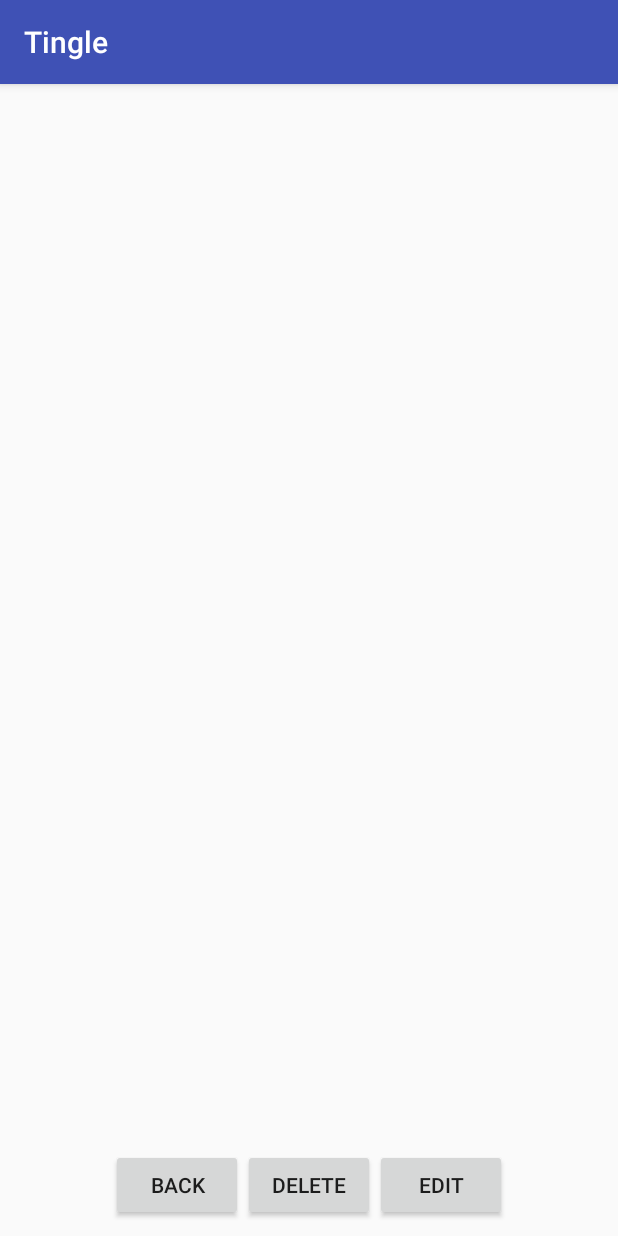
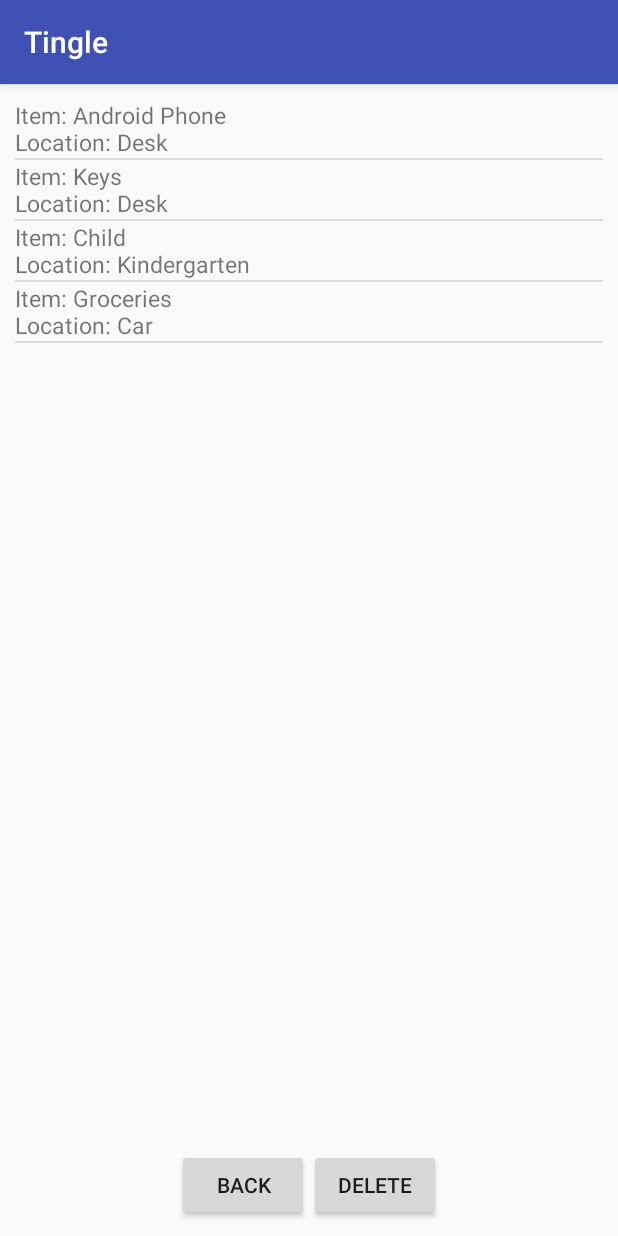
Before and after one commit to two2tee/MMAD_TingleApp, an Android app: the ListActivity screen opened directly, with no data from a screen before it, on a phone screen of 412 x 824 dp. Run offline under Robolectric (Android 15) with nearby library versions, the light colour scheme and no system bars.

Commit message:
Added List Activity feature to display all stored items Added delete function to remove an item Bug fixes

```diff
--- a/app/src/main/java/itu/mmad/dttn/tingle/Controller/ListActivity.java
+++ b/app/src/main/java/itu/mmad/dttn/tingle/Controller/ListActivity.java
@@ -1,15 +1,104 @@
 package itu.mmad.dttn.tingle.Controller;
 
+import android.content.Intent;
+import android.os.Bundle;
 import android.support.v7.app.AppCompatActivity;
-import android.os.Bundle;
+import android.view.View;
+import android.widget.AdapterView;
+import android.widget.ArrayAdapter;
+import android.widget.Button;
+import android.widget.ListView;
+import android.widget.Toast;
 
+import java.util.Iterator;
+
+import itu.mmad.dttn.tingle.Model.InMemoryRepository;
+import itu.mmad.dttn.tingle.Model.Interfaces.IRepository;
+import itu.mmad.dttn.tingle.Model.Thing;
 import itu.mmad.dttn.tingle.R;
 
+/**
+ * This class represents an activity to display all items created.
+ */
 public class ListActivity extends AppCompatActivity {
+
+    //Database
+    private IRepository<Thing> repository;
+
+    //GUI
+    private Button back;
+    private Button delete;
+    private ListView itemList;
+
+    private int selectedItemPos;
 
     @Override
     protected void onCreate(Bundle savedInstanceState) {
         super.onCreate(savedInstanceState);
         setContentView(R.layout.activity_list);
+
+        repository = InMemoryRepository.getInMemoryRepository();
+
+        setButtons();
+        selectedItemPos = -1;
+        setItemList();
     }
+
+
+    private void makeToast(String string) {
+        Toast.makeText(ListActivity.this, string, Toast.LENGTH_SHORT).show();
+    }
+
+    private void setButtons() {
+
+        back = (Button) findViewById(R.id.back_button);
+        back.setOnClickListener(new View.OnClickListener() {
+            @Override
+            public void onClick(View v) {
+                Intent i = new Intent(ListActivity.this, TingleActivity.class);
+                startActivity(i);
+            }
+        });
+
+
+        delete = (Button) findViewById(R.id.delete_Button);
+        delete.setOnClickListener(new View.OnClickListener() {
+            @Override
+            public void onClick(View v) {
+                if (selectedItemPos == -1) {
+                    makeToast(getString(R.string.no_item_selected));
+                } else {
+                    repository.delete(selectedItemPos);
+                    setItemList();
+                    selectedItemPos = -1;
+                }
+            }
+        });
+
+    }
+
+
+    private void setItemList() {
+        Thing[] things = new Thing[repository.returnSize() + 1];
+        Iterator<Thing> items = repository.getAll();
+        int count = 0;
+        while (items.hasNext()) {
+            things[count] = items.next();
+            count++;
+        }
+
+        final ArrayAdapter adapter = new ArrayAdapter(this, R.layout.list_view_row_item, R.id.list_item_text, things);
+        itemList = (ListView) findViewById(R.id.item_list);
+        itemList.setAdapter(adapter);
+
+        itemList.setOnItemClickListener(new AdapterView.OnItemClickListener() {
+            @Override
+            public void onItemClick(AdapterView<?> parent, View view, int position, long id) {
+                selectedItemPos = position;
+                Thing selectedItem = (Thing) adapter.getItem(position);
+                makeToast(getString(R.string.item_selected) + " " + selectedItem.getWhat());
+            }
+        });
+    }
+
 }
--- a/app/src/main/java/itu/mmad/dttn/tingle/Model/InMemoryRepository.java
+++ b/app/src/main/java/itu/mmad/dttn/tingle/Model/InMemoryRepository.java
@@ -1,5 +1,6 @@
 package itu.mmad.dttn.tingle.Model;
 
+import java.io.Serializable;
 import java.util.ArrayList;
 import java.util.Iterator;
 import java.util.List;
@@ -9,7 +10,7 @@ import itu.mmad.dttn.tingle.Model.Interfaces.IRepository;
 /**
  * Created by new on 12-Feb-16.
  */
-public class InMemoryRepository implements IRepository<Thing> {
+public class InMemoryRepository implements IRepository<Thing>, Serializable {
 
     private static InMemoryRepository inMemoryRepository;
     private final List<Thing> thingsDB;
--- a/app/src/main/java/itu/mmad/dttn/tingle/Model/Interfaces/IRepository.java
+++ b/app/src/main/java/itu/mmad/dttn/tingle/Model/Interfaces/IRepository.java
@@ -5,7 +5,7 @@ import java.util.Iterator;
 /**
  * Created by new on 12-Feb-16.
  */
-public interface IRepository<E> {
+public interface IRepository<E>{
     E get(int id);
     Iterator<E> getAll ();
     void put(E entity);
--- a/app/src/main/java/itu/mmad/dttn/tingle/Model/Thing.java
+++ b/app/src/main/java/itu/mmad/dttn/tingle/Model/Thing.java
@@ -1,9 +1,11 @@
 package itu.mmad.dttn.tingle.Model;
+
+import java.io.Serializable;
 
 /**
  * This class represents a thing to be added
  */
-public class Thing {
+public class Thing implements Serializable{
     private String mWhat;
     private String mWhere;
 
@@ -15,7 +17,7 @@ public class Thing {
 
     @Override
     public String toString() {
-        return oneLine("Item: ", "\nLocated: ");
+        return oneLine("Item: ", "\nLocation: ");
     }
 
     public String getWhat() {
--- a/app/src/main/res/layout/activity_list.xml
+++ b/app/src/main/res/layout/activity_list.xml
@@ -28,16 +28,12 @@
             android:text="Back"/>
 
         <Button
-            android:id="@+id/edit_button"
+            android:id="@+id/delete_Button"
             android:layout_width="wrap_content"
             android:layout_height="wrap_content"
             android:text="Delete"/>
 
-        <Button
-            android:id="@+id/delete_button"
-            android:layout_width="wrap_content"
-            android:layout_height="wrap_content"
-            android:text="Edit"/>
+
     </LinearLayout>
 
 
--- /dev/null
+++ b/app/src/main/res/layout/list_view_row_item.xml
@@ -0,0 +1,13 @@
+<?xml version="1.0" encoding="utf-8"?>
+<RelativeLayout xmlns:android="http://schemas.android.com/apk/res/android"
+                android:layout_width="match_parent"
+                android:layout_height="match_parent">
+
+    <TextView
+        android:id="@+id/list_item_text"
+        android:layout_width="match_parent"
+        android:layout_height="wrap_content"
+        android:layout_alignParentTop="true"
+        android:textSize="15dp"/>
+
+</RelativeLayout>
--- a/app/src/main/res/values/strings.xml
+++ b/app/src/main/res/values/strings.xml
@@ -8,5 +8,8 @@
     <string name="item_found_toast">Last known location: </string>
     <string name="item_NotFound_toast">Not found.</string>
     <string name="heading_showAll">Show all</string>
+    <string name="item_selected">You have selected:</string>
+    <string name="no_item_selected">No item selected</string>
+    <string name="no_what_specified">Please specify what item.</string>
 
 </resources>
```
Also changed, not shown: app/src/main/java/itu/mmad/dttn/tingle/Controller/TingleActivity.java (+30 -8 lines), 1 other file.
